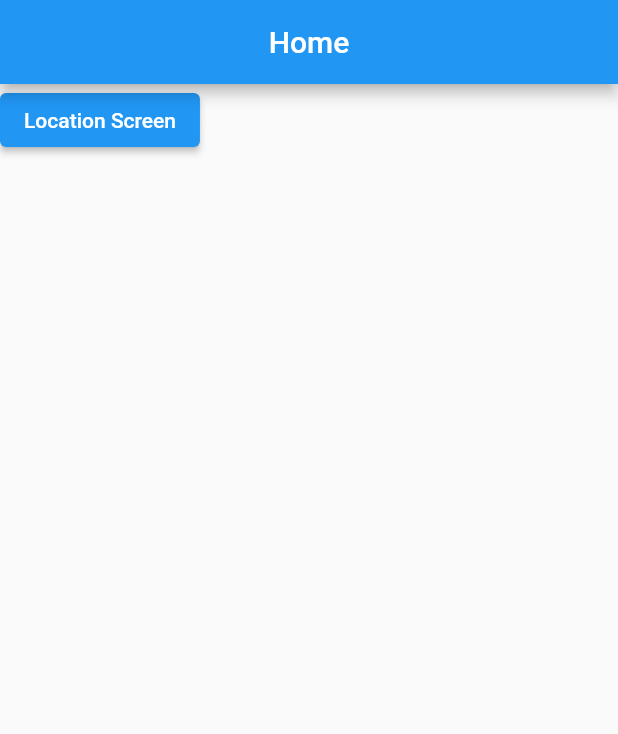
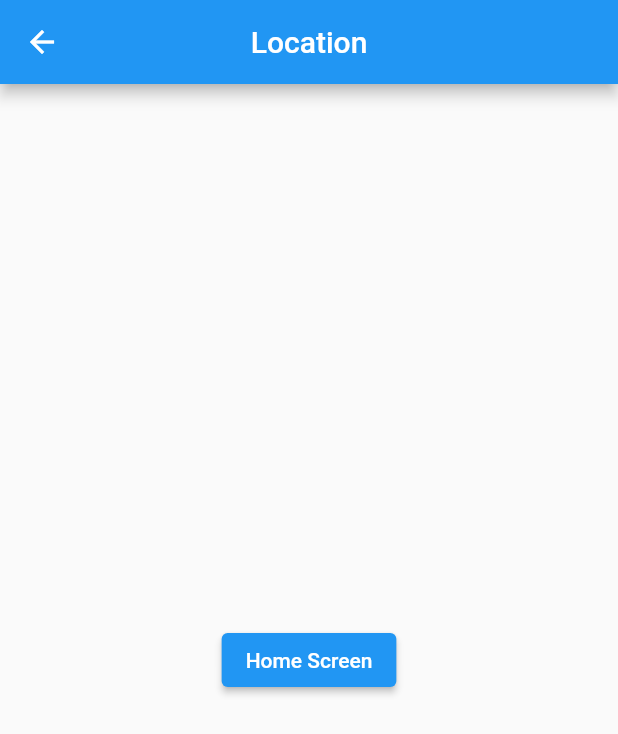
Before and after one commit to tech-aziz/food_delivery_app, a Flutter app: the screen it shows after launch, after a tap on "Location Screen", on a phone screen of 412 x 824 dp. Shown: the top 734 px of the screen. Run offline on Flutter 3.47's test engine with Material 3 defaults, Android fonts, the phone set to English and light mode, and no system bars.

Commit message:
initialize the route in app

```diff
--- /dev/null
+++ b/lib/app_router.dart
@@ -0,0 +1,30 @@
+
+import 'package:flutter/material.dart';
+import 'package:food_delivery_app/screens.dart';
+import 'package:food_delivery_app/screens/location/location_screen.dart';
+
+class AppRouter {
+  static Route onGenerateRoute(RouteSettings settings) {
+    print('The route is: ${settings.name}');
+
+    switch (settings.name) {
+      case '/':
+        return HomeScreen.route();
+      case LocationScreen.routeName:
+        return LocationScreen.route();
+      default:
+        return _errorRoute();
+    }
+  }
+
+  static Route _errorRoute() {
+    return MaterialPageRoute(
+        builder: (context) => Scaffold(
+              appBar: AppBar(
+                title: const Text('error'),
+                centerTitle: true,
+              ),
+            ),
+        settings: const RouteSettings(name: '/error'));
+  }
+}
--- a/lib/main.dart
+++ b/lib/main.dart
@@ -1,4 +1,5 @@
 import 'package:flutter/material.dart';
+import 'package:food_delivery_app/app_router.dart';
 import 'package:food_delivery_app/screens/home/home_screen.dart';
 
 void main() {
@@ -18,7 +19,8 @@ class MyApp extends StatelessWidget {
       primarySwatch: Colors.blue,
         useMaterial3: false,
       ),
-      home: const HomeScreen(),
+      onGenerateRoute: AppRouter.onGenerateRoute,
+      initialRoute: HomeScreen.routeName,
     );
   }
 }
--- a/lib/screens/home/home_screen.dart
+++ b/lib/screens/home/home_screen.dart
@@ -2,6 +2,11 @@ import 'package:flutter/material.dart';
 
 class HomeScreen extends StatelessWidget {
   const HomeScreen({super.key});
+  static const String routeName = '/';
+  static Route route(){
+    return MaterialPageRoute(builder: (context) => const  HomeScreen(),
+    settings: const RouteSettings(name: routeName));
+  }
 
   @override
   Widget build(BuildContext context) {
@@ -10,9 +15,11 @@ class HomeScreen extends StatelessWidget {
         title: const Text('Home'),
         centerTitle: true,
       ),
-      body: ElevatedButton(onPressed: () {
-        Navigator.pushNamed(context, '/location');
-      }, child: const Text('Location Screen')),
+      body: Center(
+        child: ElevatedButton(onPressed: () {
+          Navigator.pushNamed(context, '/location');
+        }, child: const Text('Location Screen')),
+      ),
     );
   }
 }
--- a/lib/screens/location/location_screen.dart
+++ b/lib/screens/location/location_screen.dart
@@ -2,6 +2,14 @@ import 'package:flutter/material.dart';
 
 class LocationScreen extends StatelessWidget {
   const LocationScreen({super.key});
+
+  static const String routeName = '/location';
+
+  static Route route() {
+    return MaterialPageRoute(
+        builder: (context) => const LocationScreen(),
+        settings: const RouteSettings(name: routeName));
+  }
 
   @override
   Widget build(BuildContext context) {
@@ -10,6 +18,13 @@ class LocationScreen extends StatelessWidget {
         title: const Text('Location'),
         centerTitle: true,
       ),
+      body: Center(
+        child: ElevatedButton(
+            onPressed: () {
+              Navigator.pushNamed(context, '/');
+            },
+            child: const Text('Home Screen')),
+      ),
     );
   }
 }
```
